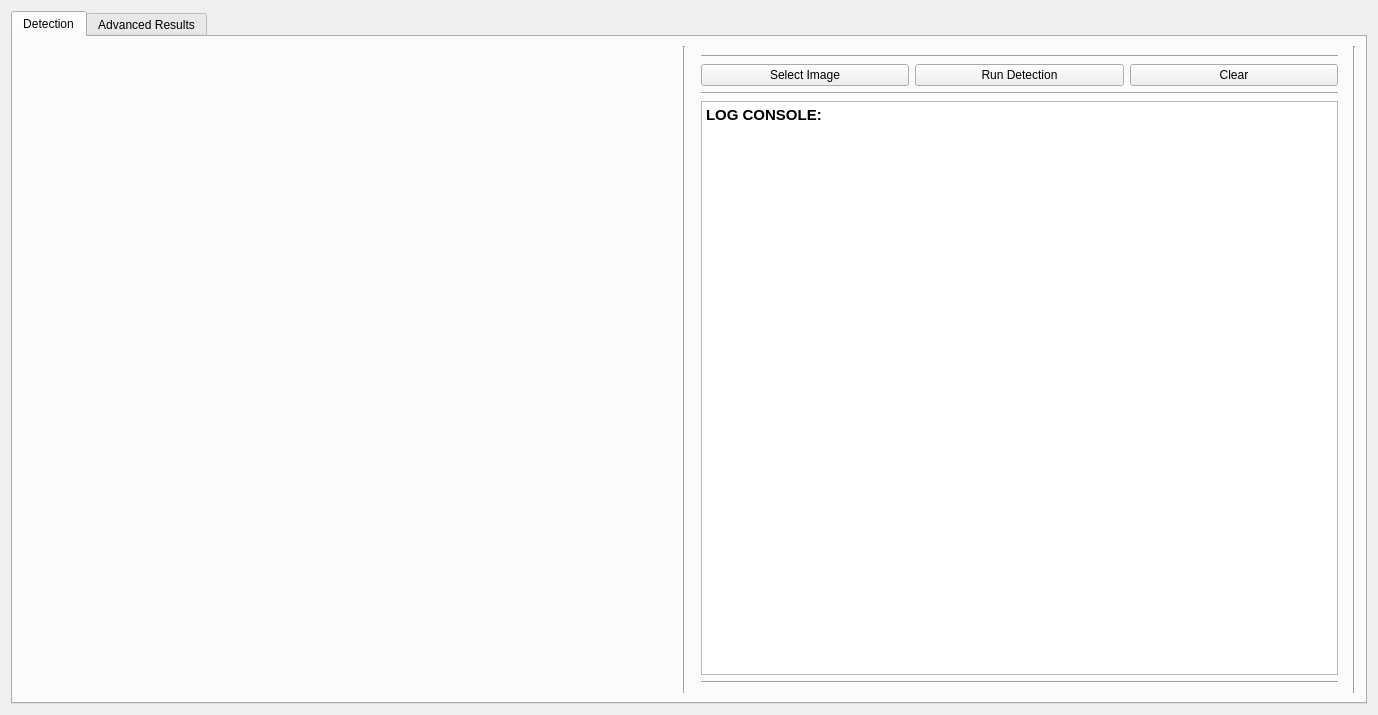
Before: the Qt Designer form raw_ui_files/FaceDetectionScreen.ui in MehmetYukselSekeroglu/TheHive, drawn with Qt 5.
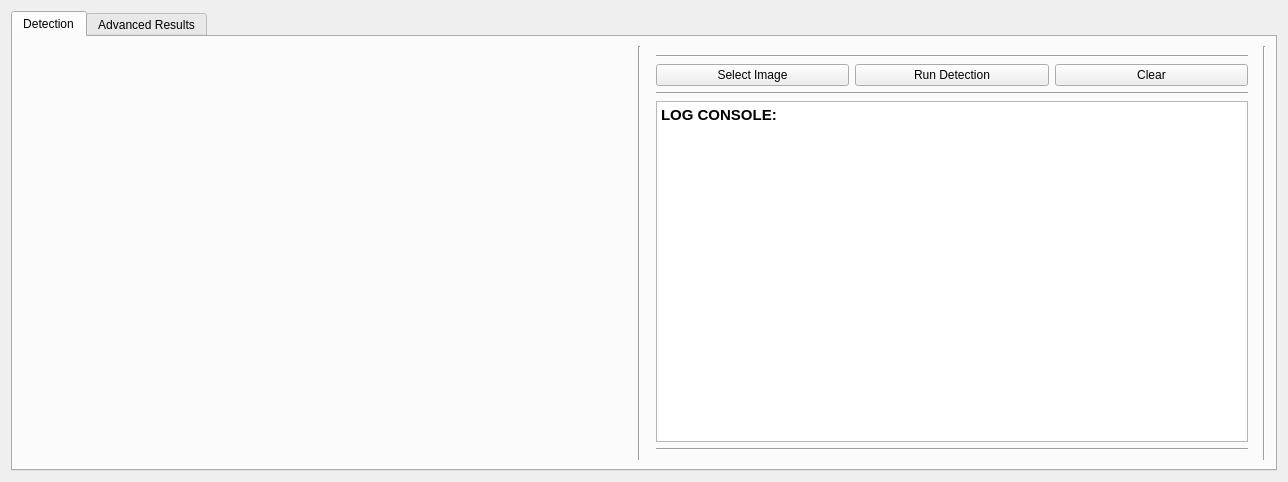
After: the same form once the commit is applied.

Commit message: Font update for low resulation screens

The edit to the form file:
```diff
--- a/raw_ui_files/FaceDetectionScreen.ui
+++ b/raw_ui_files/FaceDetectionScreen.ui
@@ -6,13 +6,16 @@
    <rect>
     <x>0</x>
     <y>0</y>
-    <width>1378</width>
-    <height>715</height>
+    <width>1288</width>
+    <height>482</height>
    </rect>
   </property>
   <property name="windowTitle">
    <string>Form</string>
   </property>
+  <property name="styleSheet">
+   <string notr="true">font: 11pt &quot;Hack&quot;;</string>
+  </property>
   <layout class="QGridLayout" name="gridLayout">
    <item row="0" column="0">
     <widget class="QTabWidget" name="tabWidget_tabController">
@@ -57,8 +60,8 @@
              <string>&lt;!DOCTYPE HTML PUBLIC &quot;-//W3C//DTD HTML 4.0//EN&quot; &quot;http://www.w3.org/TR/REC-html40/strict.dtd&quot;&gt;
 &lt;html&gt;&lt;head&gt;&lt;meta name=&quot;qrichtext&quot; content=&quot;1&quot; /&gt;&lt;style type=&quot;text/css&quot;&gt;
 p, li { white-space: pre-wrap; }
-&lt;/style&gt;&lt;/head&gt;&lt;body style=&quot; font-family:'Hack'; font-size:12pt; font-weight:400; font-style:normal;&quot;&gt;
-&lt;p style=&quot; margin-top:0px; margin-bottom:0px; margin-left:0px; margin-right:0px; -qt-block-indent:0; text-indent:0px;&quot;&gt;&lt;span style=&quot; font-family:'Cantarell'; font-size:11pt; font-weight:600;&quot;&gt;LOG CONSOLE:&lt;/span&gt;&lt;/p&gt;&lt;/body&gt;&lt;/html&gt;</string>
+&lt;/style&gt;&lt;/head&gt;&lt;body style=&quot; font-family:'Hack'; font-size:11pt; font-weight:400; font-style:normal;&quot;&gt;
+&lt;p style=&quot; margin-top:0px; margin-bottom:0px; margin-left:0px; margin-right:0px; -qt-block-indent:0; text-indent:0px;&quot;&gt;&lt;span style=&quot; font-family:'Cantarell'; font-weight:600;&quot;&gt;LOG CONSOLE:&lt;/span&gt;&lt;/p&gt;&lt;/body&gt;&lt;/html&gt;</string>
             </property>
            </widget>
           </item>
```
Left out of the diff: 8 changed lines with no effect on the pictures. The commit also changes 29 other files.
